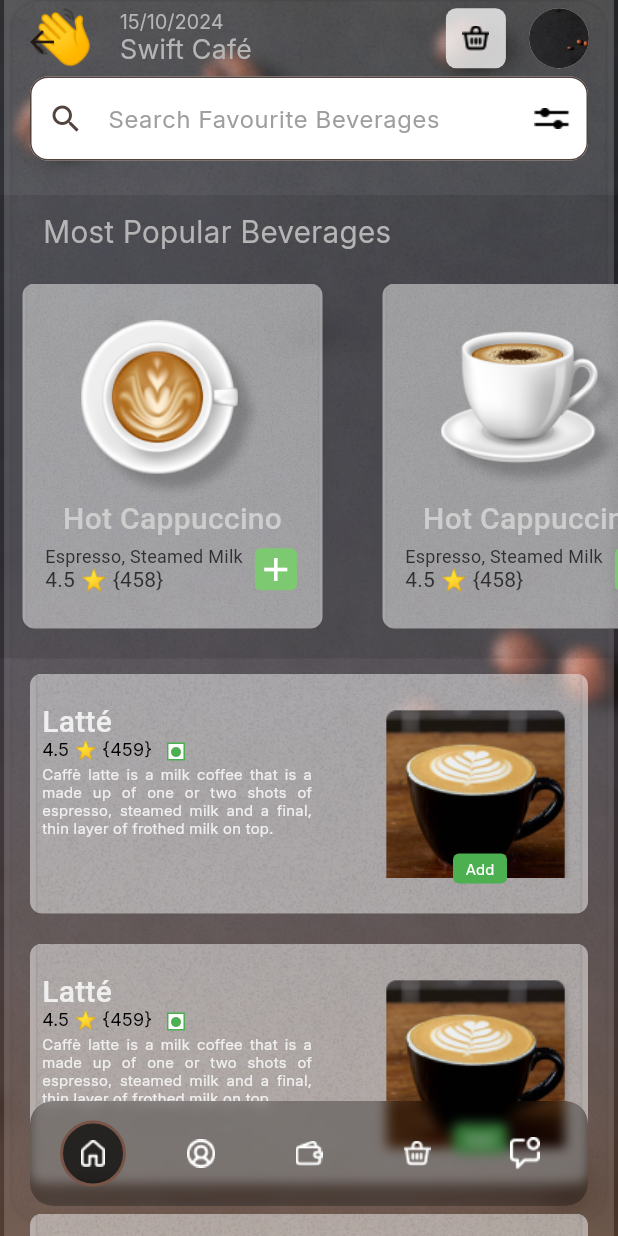
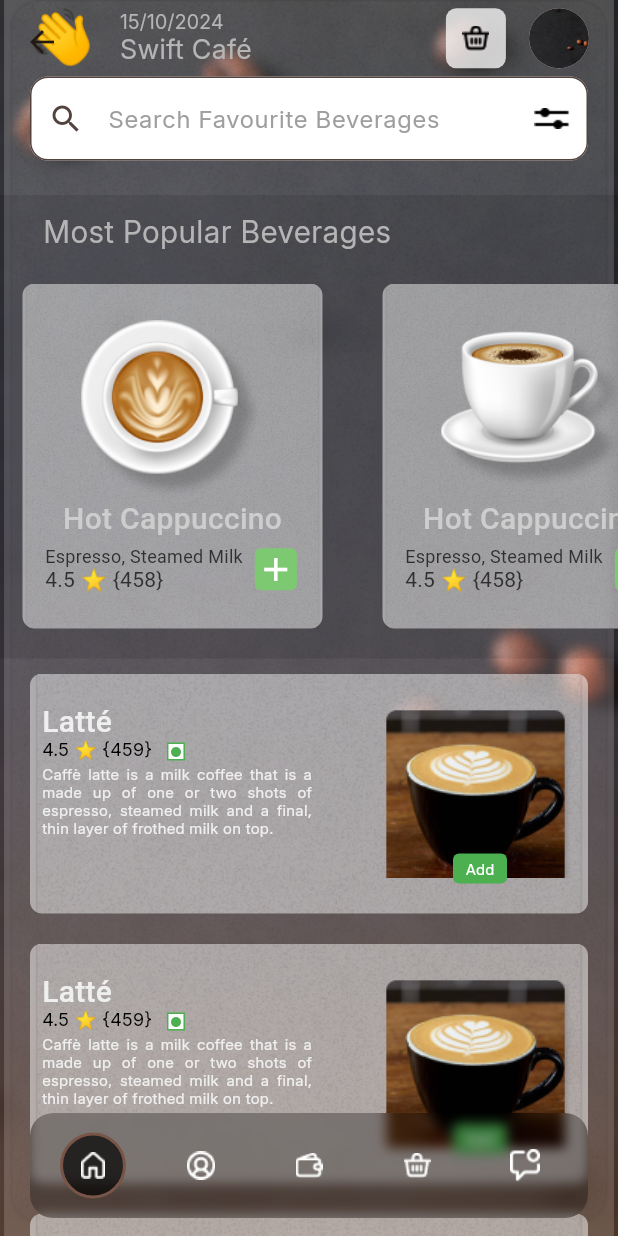
Before and after one commit to amankrmj01/swift_cafe, a Flutter app: the HomeScreen screen opened by its route, on a phone screen of 412 x 824 dp. Run offline on Flutter 3.47's test engine with Material 3 defaults, Android fonts, the phone set to English and light mode, and no system bars; our stand-ins replace get, simple_shadow, velocity_x.

```diff
--- a/lib/consts/images.dart
+++ b/lib/consts/images.dart
@@ -5,4 +5,5 @@ class AppImages {
   static const Coffee2_2 = 'assets/images/Coffee2_2.png';
   static const Coffee2_3 = 'assets/images/Coffee2_3.png';
   static const homeCoffee1 = 'assets/images/home_coffee.png';
+  static const detailsCoffee1 = 'assets/images/details_coffee_01_latte.png';
 }
--- a/lib/presentation/home/home.screen.dart
+++ b/lib/presentation/home/home.screen.dart
@@ -70,7 +70,7 @@ class HomeScreen extends GetView<HomeController> {
             duration: Duration(milliseconds: 500),
             left: 20,
             right: 20,
-            bottom: 20,
+            bottom: 12,
             child: BottomNavBar(),
           ),
         ],
```
